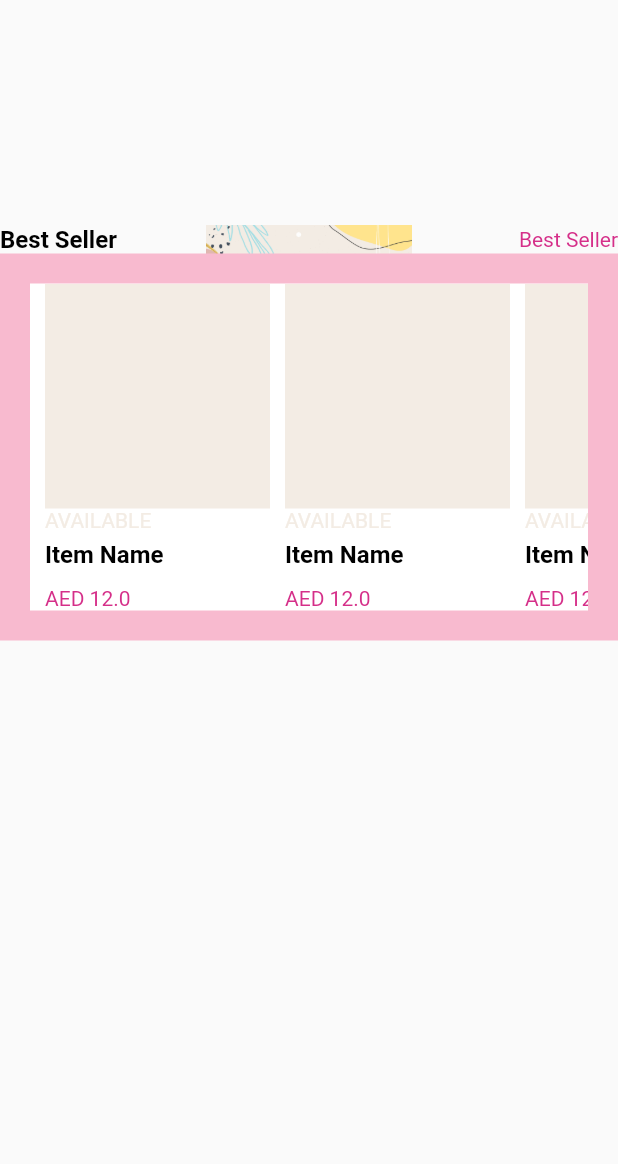
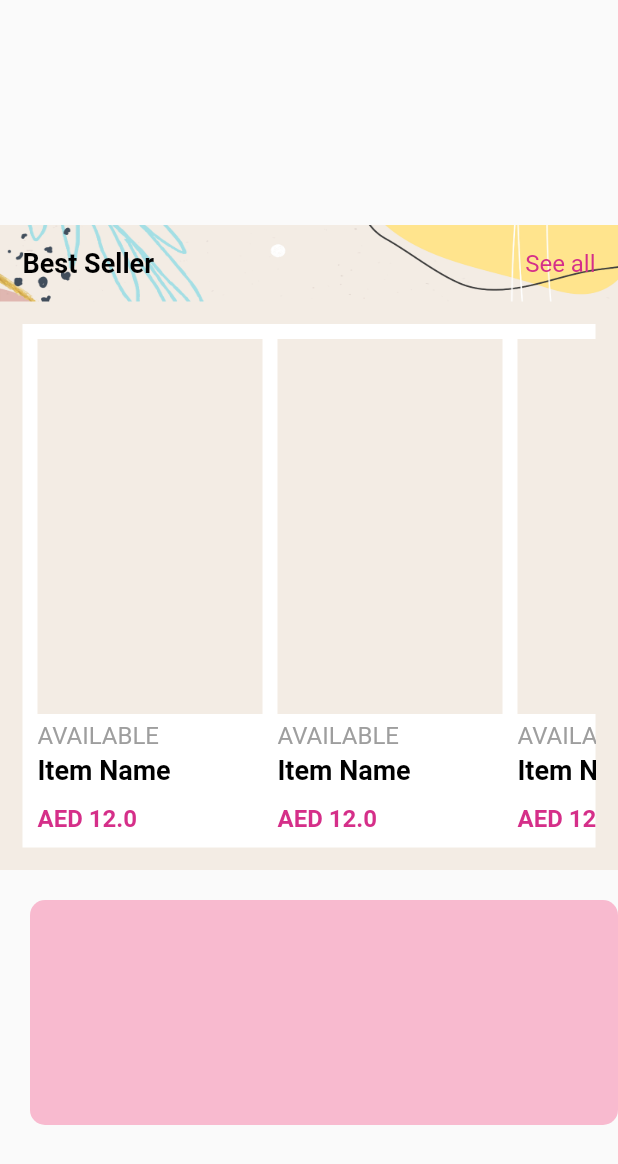
Before and after one commit to androidyagnik/drc_flutter_practical, a Flutter app: the screen it shows after launch, on a phone screen of 412 x 824 dp. Shown: the top 1164 px of the screen. Run offline on Flutter 3.47's test engine with Material 2 defaults, Android fonts, the phone set to English and light mode, and no system bars; our stand-ins replace get; missing offline and left inert: connectivity_plus_web, flutter_keyboard_visibility_web.

Commit message:
- Home screen-> Offer Banner

```diff
--- a/lib/constants/app_size.dart
+++ b/lib/constants/app_size.dart
@@ -57,3 +57,5 @@ const double size_80 = 80;
 const double size_90 = 90;
 const double size_150 = 150;
 const double size_200 = 200;
+const double size_250 = 250;
+const double size_300 = 300;
--- a/lib/pages/home/home_view.dart
+++ b/lib/pages/home/home_view.dart
@@ -16,50 +16,57 @@ class HomeView extends GetView<HomeController> {
     return Scaffold(
       body: SingleChildScrollView(
         child: Column(
-          children: [getBestSeller().marginOnly(top: size_150)],
+          children: [
+            widgetBestSeller().marginOnly(top: size_150),
+            getOfferItemBanner()
+          ],
         ),
       ),
     );
   }
 
-  Widget getBannerSlider() {
+  Widget widgetBannerSlider() {
     return Container();
   }
 
-  Widget getBestSeller() {
+  Widget widgetBestSeller() {
     return Column(
       mainAxisSize: MainAxisSize.min,
       children: [
         Container(
+          width: double.infinity,
+          padding: EdgeInsets.all(size_15),
           decoration: const BoxDecoration(
-              image: DecorationImage(image: AssetImage(bgBestSeller))),
+              image: DecorationImage(
+                  image: AssetImage(bgBestSeller), fit: BoxFit.fill)),
           child: Row(
             crossAxisAlignment: CrossAxisAlignment.center,
             children: [
               Expanded(
                   child: Text(
-                lblBestSeller,
-                style: AppText.textBold
-                    .copyWith(color: colorBlack, fontSize: font_16),
-              )),
-              Text(lblBestSeller,
+                    lblBestSeller,
+                    style: AppText.textBold
+                        .copyWith(color: colorBlack, fontSize: font_18),
+                  )),
+              Text(lblSeeAll,
                   style: AppText.textRegular
-                      .copyWith(color: colorPink, fontSize: font_14))
+                      .copyWith(color: colorPink, fontSize: font_16))
             ],
           ),
         ),
         Container(
-          padding: EdgeInsets.all(size_20),
-          decoration: BoxDecoration(color: colorLightPink),
+          padding: EdgeInsets.all(size_15),
+          decoration: BoxDecoration(color: colorLightGrey),
           child: Container(
             decoration: BoxDecoration(
               color: colorWhite,
             ),
             child: SingleChildScrollView(
-              padding: EdgeInsets.only(left: size_10),
+              padding: const EdgeInsets.only(
+                  left: size_10, top: size_10, bottom: size_10),
               scrollDirection: Axis.horizontal,
               child: Row(
-                children: getBestSellerItemWidget(),
+                children: itemWidgetBestSeller(),
               ),
             ),
           ),
@@ -68,37 +75,37 @@ class HomeView extends GetView<HomeController> {
     );
   }
 
-  List<Widget> getBestSellerItemWidget() {
+  List<Widget> itemWidgetBestSeller() {
     List<Widget> itemWidget = [];
 
     for (int i = 0; i < 20; i++) {
-      itemWidget.add(Container(
+      itemWidget.add(SizedBox(
         width: size_150,
         child: Column(
           mainAxisSize: MainAxisSize.min,
           crossAxisAlignment: CrossAxisAlignment.start,
           children: [
             Container(
-              height: size_150,
+              height: size_250,
               decoration: BoxDecoration(color: colorLightGrey),
             ),
             Text(
               lblAvailable.toUpperCase(),
               style: AppText.textRegular
-                  .copyWith(color: colorLightGrey, fontSize: font_14),
-            ),
+                  .copyWith(color: Colors.grey, fontSize: font_16),
+            ).marginOnly(top: size_5),
             Text(
               "Item Name",
               style: AppText.textBold
-                  .copyWith(color: colorBlack, fontSize: font_16),
+                  .copyWith(color: colorBlack, fontSize: font_18),
               softWrap: true,
               overflow: TextOverflow.ellipsis,
               maxLines: 2,
-            ).marginOnly(top: size_5),
+            ).marginOnly(top: size_3),
             Text(
               "AED 12.0",
-              style: AppText.textRegular
-                  .copyWith(color: colorPink, fontSize: font_14),
+              style: AppText.textBold
+                  .copyWith(color: colorPink, fontSize: font_16),
             ).marginOnly(top: size_12),
           ],
         ),
@@ -107,4 +114,38 @@ class HomeView extends GetView<HomeController> {
 
     return itemWidget;
   }
+
+  Widget getOfferItemBanner() {
+    List<Widget> itemWidget = [];
+
+    for (int i = 0; i < 10; i++) {
+      itemWidget.add(
+          ClipRRect(
+            child: Container(
+              width: (MediaQuery
+                  .of(Get.context!)
+                  .size
+                  .width - size_20),
+              height: size_150,
+              decoration: BoxDecoration(
+                  color: colorLightPink,
+                  borderRadius: BorderRadius.circular(size_10)
+              ),
+            ),
+          ).marginOnly(right: i ==9 ? size_0:size_20)
+      );
+    }
+
+    return SingleChildScrollView(
+      scrollDirection: Axis.horizontal,
+      padding: EdgeInsets.all(size_20),
+      child: Row(
+        children: itemWidget,
+      ),
+    );
+  }
+
+  Widget widgetSeeMoreCategories(){
+    return Container();
+  }
 }
```
